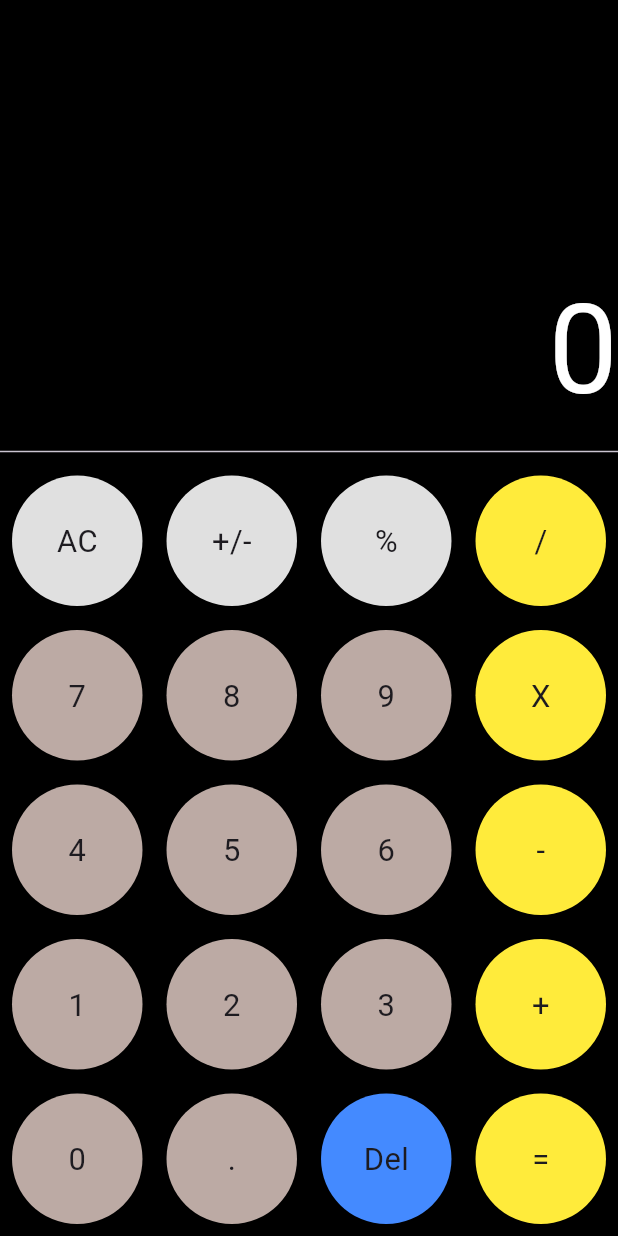
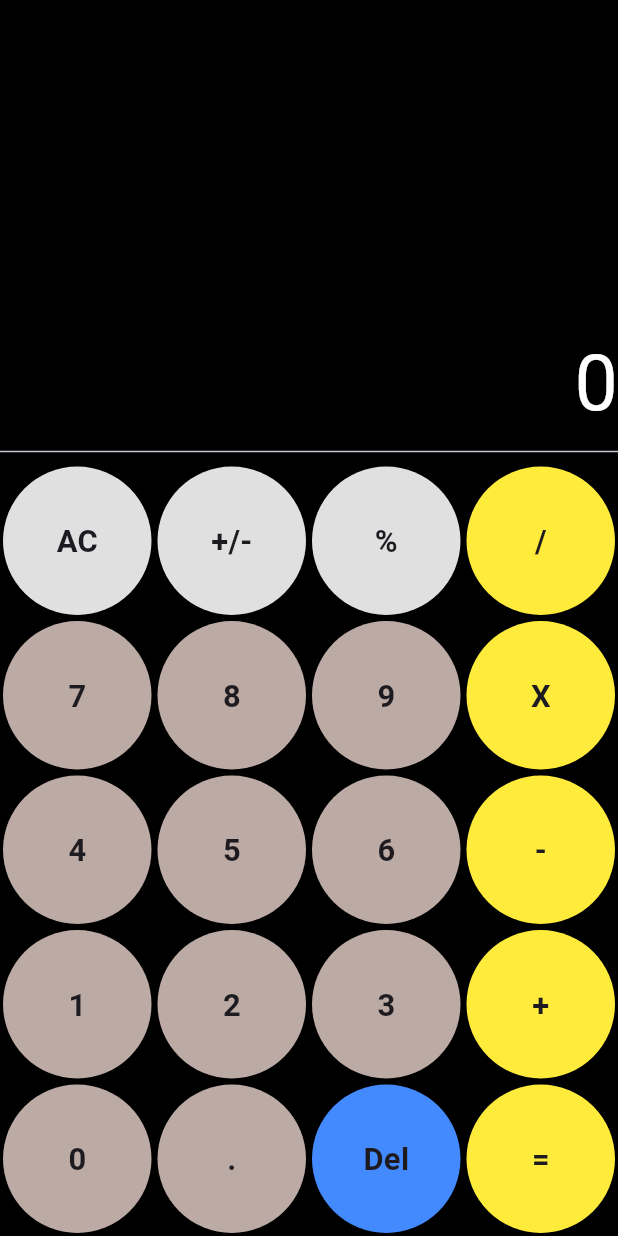
Before and after one commit to yerytech/calculator, a Flutter app: the screen it shows after launch, on a phone screen of 412 x 824 dp. Run offline on Flutter 3.47's test engine with Material 2 defaults, Android fonts, the phone set to English and light mode, and no system bars; our stand-ins replace bloc, flutter_bloc.

Commit message:
Calculadora update
calculator realized with  flutter bloc, pattern bloc  and responsivity

```diff
--- a/calculator/lib/calculator/calculator_bloc.dart
+++ b/calculator/lib/calculator/calculator_bloc.dart
@@ -30,8 +30,6 @@ class CalculatorBloc extends Bloc<CalculatorEvent, CalculatorState> {
             var result = (state.result == '0') ? event.number : state.result + event.number;
               emit(CalculatorInitial(result: result, ntemp: state.ntemp, operator:state.operator));
         }
-
-
         // Borra el ultimo digitio
        delete() {
           if(state.result.length>1){
--- a/calculator/lib/calculator/calculator_event.dart
+++ b/calculator/lib/calculator/calculator_event.dart
@@ -11,3 +11,10 @@ class AddNumber extends CalculatorEvent{
 
   AddNumber({required this.number});
 }
+
+class Orientation extends CalculatorEvent{
+  final bool value;
+  Orientation({required this.value});
+
+
+}
--- a/calculator/lib/calculator/calculator_state.dart
+++ b/calculator/lib/calculator/calculator_state.dart
@@ -5,15 +5,13 @@ sealed class CalculatorState {
  final String  result;
  final  double  ntemp;
  final  String operator;
+ final bool  landScape ;
  const CalculatorState({ required this.result, required this.operator,
-  required this.ntemp,
+  required this.ntemp, this.landScape=true
   });
 }
 final class CalculatorInitial extends CalculatorState {
-   const CalculatorInitial({required super.result,required super.ntemp,required super.operator});
-
-
-
+   const CalculatorInitial({required super.result,required super.ntemp,required super.operator ,super.landScape});
 
 
 
--- a/calculator/lib/widgets/button_calculator.dart
+++ b/calculator/lib/widgets/button_calculator.dart
@@ -9,15 +9,18 @@ final Color btnColor;
   @override
   Widget build(BuildContext context) {
    var size = MediaQuery.of(context).size;
+
     return Container(
-      padding: const EdgeInsets.all(8),
-      height: size.height/8,
-      width: size.width/4,
+      padding: const EdgeInsets.all(2),
+      height: (MediaQuery.of(context).orientation==Orientation.portrait)?
+      size.height/8: size.height/8,
+      width:(MediaQuery.of(context).orientation==Orientation.portrait)?
+      size.height/8: size.height/4,
     //  color: Colors.red,
       child: IconButton(
 
 
-        onPressed: funtion, icon: Text(txt,style: TextStyle(fontSize: size.width/20),),style: ButtonStyle(backgroundColor:MaterialStateProperty.all(btnColor)),),
+        onPressed: funtion, icon: Text(txt,style: TextStyle(fontSize: (MediaQuery.of(context).orientation==Orientation.portrait)?size.width/20:size.width/40,fontWeight: FontWeight.bold),),style: ButtonStyle(backgroundColor:MaterialStateProperty.all(btnColor)),),
     );
   }
 }
--- a/calculator/lib/widgets/keyboard_calculator.dart
+++ b/calculator/lib/widgets/keyboard_calculator.dart
@@ -20,7 +20,7 @@ class KeyBoardCalculator extends StatelessWidget {
      color: Colors.black ,
       // alignment: Alignment.bottomCenter,
              child: Row(
-              crossAxisAlignment: CrossAxisAlignment.center,
+
               mainAxisAlignment: MainAxisAlignment.center,
               children: [
                 Column(
--- a/calculator/lib/widgets/results.dart
+++ b/calculator/lib/widgets/results.dart
@@ -18,7 +18,7 @@ class Result extends StatelessWidget {
     Container(
       alignment: Alignment.bottomRight,
 
-      child: Text(state.result,style: TextStyle(fontSize:size.width/5,color: Colors.white),),
+      child: Text(state.result,style: TextStyle(fontSize:size.width/8,color: Colors.white),),
     );
     }
 
```
